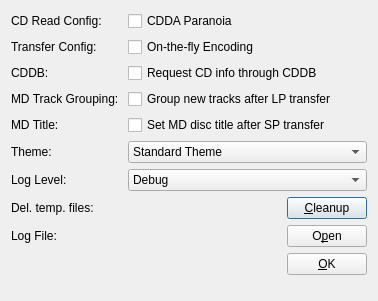
Jo2003/cd2netmd_gui, file settingsdlg.ui: the form before one commit.
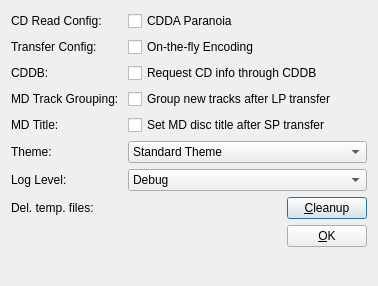
The form after the commit. Icons and pictures are not drawn.

What changed in the file:
```diff
--- a/settingsdlg.ui
+++ b/settingsdlg.ui
@@ -7,7 +7,7 @@
     <x>0</x>
     <y>0</y>
     <width>378</width>
-    <height>301</height>
+    <height>286</height>
    </rect>
   </property>
   <property name="windowTitle">
@@ -151,44 +151,7 @@
      </item>
     </layout>
    </item>
-   <item row="8" column="0">
-    <widget class="QLabel" name="label_6">
-     <property name="text">
-      <string>Log File:</string>
-     </property>
-    </widget>
-   </item>
    <item row="8" column="1">
-    <layout class="QHBoxLayout" name="horizontalLayout_2">
-     <item>
-      <spacer name="horizontalSpacer_2">
-       <property name="orientation">
-        <enum>Qt::Horizontal</enum>
-       </property>
-       <property name="sizeHint" stdset="0">
-        <size>
-         <width>40</width>
-         <height>20</height>
-        </size>
-       </property>
-      </spacer>
-     </item>
-     <item>
-      <widget class="QPushButton" name="pushViewLog">
-       <property name="minimumSize">
-        <size>
-         <width>80</width>
-         <height>22</height>
-        </size>
-       </property>
-       <property name="text">
-        <string>O&amp;pen</string>
-       </property>
-      </widget>
-     </item>
-    </layout>
-   </item>
-   <item row="9" column="1">
     <layout class="QHBoxLayout" name="horizontalLayout_3">
      <item>
       <spacer name="horizontalSpacer_4">
```
Left out of the diff: 84 changed lines with no effect on the pictures.
